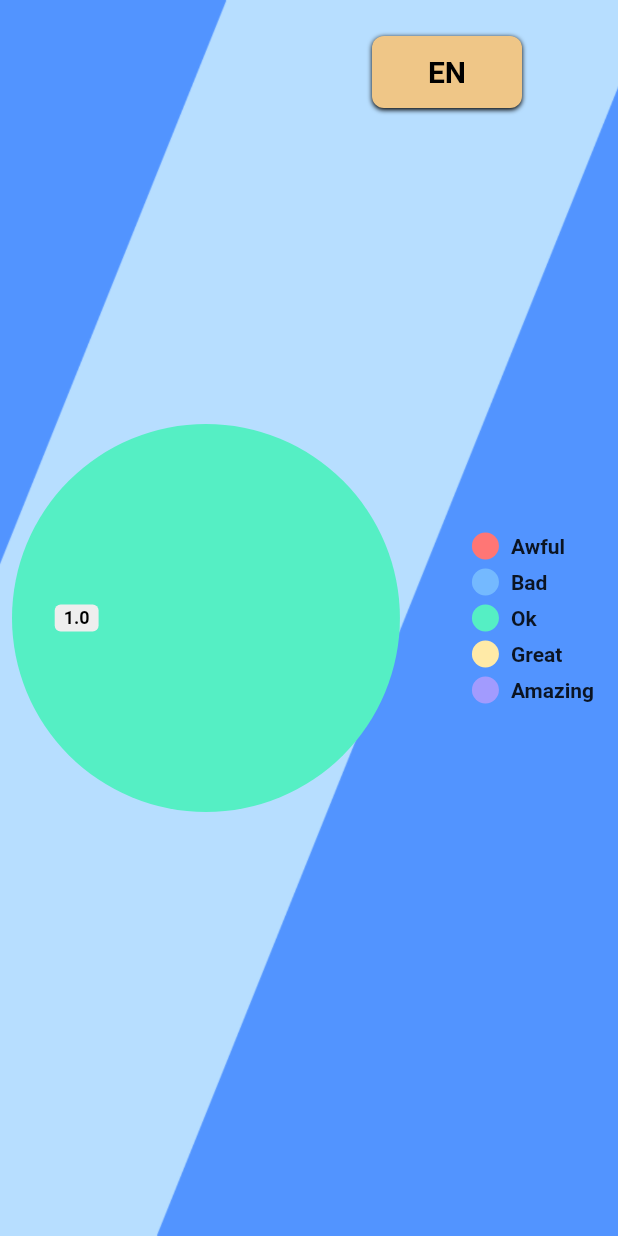
After one commit to trubby22/rivia-frontend, a Flutter app: the PieChartSummary screen opened by its route, on a phone screen of 412 x 824 dp. The commit adds this screen. Run offline on Flutter 3.47's test engine with Material 2 defaults, Android fonts, the phone set to English and light mode, and no system bars; drawn by our look-alikes of pie_chart; our stand-ins replace dartz, fluttertoast, shared_preferences; missing offline and left inert: crypt, dart:html; accounts and stored records are empty.

Commit message:
[psb120] (feature) Added pie chart summary screen to show aggregate data about meeting quality

```diff
--- a/lib/constants/route_names.dart
+++ b/lib/constants/route_names.dart
@@ -6,4 +6,5 @@ class RouteNames {
   static const String createMeeting = '/create_meeting';
   static const String analytics = '/analytics';
   static const String login = '/';
+  static const String pieChartSummary = '/pie_chart_summary';
 }
--- a/lib/main.dart
+++ b/lib/main.dart
@@ -10,6 +10,7 @@ import 'package:rivia/routes/dashboard_unassigned.dart';
 import 'package:rivia/routes/login.dart';
 import 'package:rivia/routes/review.dart';
 import 'package:rivia/routes/create_meeting.dart';
+import 'package:rivia/routes/summary.dart';
 import 'package:rivia/routes/welcome_screen.dart';
 import 'package:rivia/routes/meeting_summary.dart';
 
@@ -56,6 +57,7 @@ class _MyAppState extends State<MyApp> {
         RouteNames.dashboardUnassigned: (_) => DashboardUnassigned(),
         RouteNames.dashboardAssigned: (_) => DashboardAssigned(),
         RouteNames.login: (_) => Login(),
+        RouteNames.pieChartSummary: (_) => PieChartSummary(meeting: testMeeting),
       },
       onGenerateRoute: (routeSettings) {
         assert(routeSettings.name != null);
--- /dev/null
+++ b/lib/routes/summary.dart
@@ -0,0 +1,68 @@
+import 'package:flutter/material.dart';
+import 'package:rivia/models/meeting.dart';
+import 'package:rivia/utilities/language_switcher.dart';
+import 'package:pie_chart/pie_chart.dart';
+
+class PieChartSummary extends StatefulWidget {
+  const PieChartSummary({Key? key, required this.meeting}) : super(key: key);
+
+  final Meeting meeting;
+
+  @override
+  State<PieChartSummary> createState() => _PieChartSummaryState();
+}
+
+class _PieChartSummaryState extends State<PieChartSummary> {
+  Widget foregroundBuilder(BuildContext context) {
+    Map<String, double> dataMap = binQualityReviews(widget.meeting);
+    return PieChart(dataMap: dataMap);
+  }
+
+  @override
+  Widget build(BuildContext context) {
+    return Scaffold(
+      body: Stack(
+        children: [
+          Image.asset(
+            'assets/images/general_bg.png',
+            width: MediaQuery.of(context).size.width,
+            height: MediaQuery.of(context).size.height,
+            fit: BoxFit.fill,
+          ),
+          foregroundBuilder(context),
+          LanguageSwitcher(callback: () => setState(() => {})),
+        ],
+      ),
+    );
+  }
+}
+
+Map<String, double> binQualityReviews(Meeting meeting) {
+  List<double> qualities = [meeting.quality];
+  List<double> sortedQualities = qualities.toList()..sort();
+  int awful = sortedQualities.takeWhile((value) => value <= 0.2).length;
+  int bad = sortedQualities
+      .skipWhile((value) => value <= 0.2)
+      .takeWhile((value) => value <= 0.4)
+      .length;
+  int ok = sortedQualities
+      .skipWhile((value) => value <= 0.4)
+      .takeWhile((value) => value <= 0.6)
+      .length;
+  int great = sortedQualities
+      .skipWhile((value) => value <= 0.6)
+      .takeWhile((value) => value <= 0.8)
+      .length;
+  int amazing = sortedQualities
+      .skipWhile((value) => value <= 0.8)
+      .takeWhile((value) => value <= 1.0)
+      .length;
+
+  return {
+    'Awful': awful.toDouble(),
+    'Bad': bad.toDouble(),
+    'Ok': ok.toDouble(),
+    'Great': great.toDouble(),
+    'Amazing': amazing.toDouble(),
+  };
+}
--- a/lib/routes/welcome_screen.dart
+++ b/lib/routes/welcome_screen.dart
@@ -73,6 +73,14 @@ class WelcomeScreen extends StatelessWidget {
                   },
                   child: Text('login')),
             ),
+            Padding(
+              padding: const EdgeInsets.all(8.0),
+              child: ElevatedButton(
+                  onPressed: () {
+                    Navigator.of(context).pushNamed(RouteNames.pieChartSummary);
+                  },
+                  child: Text('pie chart summary')),
+            ),
           ],
         ),
       ),
--- a/pubspec.yaml
+++ b/pubspec.yaml
@@ -40,6 +40,7 @@ dependencies:
   crypt: ^4.2.1
   shared_preferences: ^2.0.15
   fluttertoast: ^8.0.9
+  pie_chart: ^5.3.1
 
   # The following adds the Cupertino Icons font to your application.
   # Use with the CupertinoIcons class for iOS style icons.
```
Also changed, not shown: pubspec.lock.
